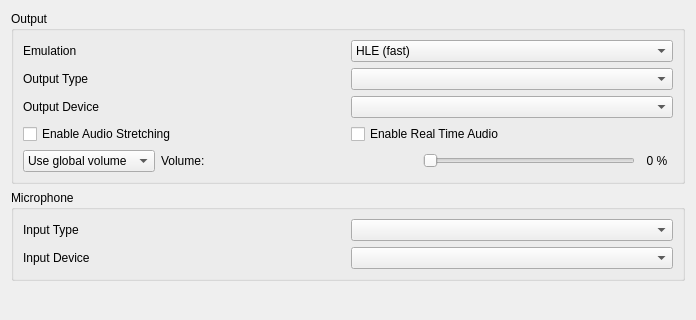
yeager/Borked3DS, file src/citra_qt/configuration/configure_audio.ui: the form before one commit; both pictures show x 0 to 696 and y 0 to 320 of the 696 by 527 pixel window.
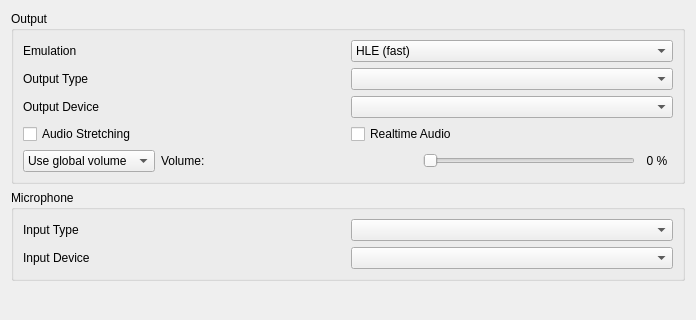
The form after the commit.

Patch:
```diff
--- a/src/citra_qt/configuration/configure_audio.ui
+++ b/src/citra_qt/configuration/configure_audio.ui
@@ -93,7 +93,7 @@
            <string>&lt;html&gt;&lt;head/&gt;&lt;body&gt;&lt;p&gt;This post-processing effect adjusts audio speed to match emulation speed and helps prevent audio stutter. This however increases audio latency.&lt;/p&gt;&lt;/body&gt;&lt;/html&gt;</string>
           </property>
           <property name="text">
-           <string>Enable Audio Stretching</string>
+           <string>Audio Stretching</string>
           </property>
          </widget>
         </item>
@@ -103,7 +103,7 @@
            <string>&lt;html&gt;&lt;head/&gt;&lt;body&gt;&lt;p&gt;Scales audio playback speed to account for drops in emulation framerate.&lt;/p&gt;&lt;p&gt;This means that audio will play at full speed even while the game framerate is low. May cause audio desync issues.&lt;/p&gt;&lt;/body&gt;&lt;/html&gt;</string>
           </property>
           <property name="text">
-           <string>Enable Real Time Audio</string>
+           <string>Realtime Audio</string>
           </property>
          </widget>
         </item>
```
